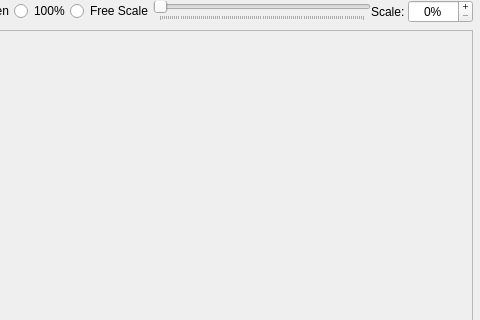
Above: Source/GUI/imagelabel.ui from bavc/qctools before the change; both pictures show x 84 to 564 and y 0 to 320 of the 564 by 445 pixel window. Below: the same form after it.
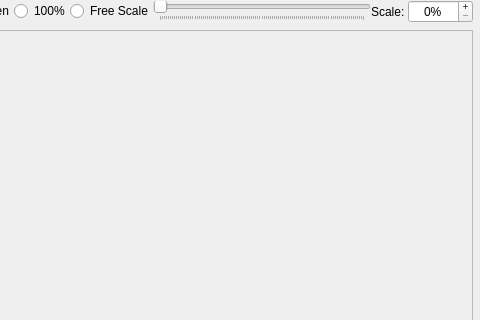
That is the form after the change.

Commit message: add custom logic for zoom slider: 50% - 100% - 200% with 100% at the middle

What changed in the file:
```diff
--- a/Source/GUI/imagelabel.ui
+++ b/Source/GUI/imagelabel.ui
@@ -70,7 +70,7 @@
      <item>
       <widget class="QSlider" name="scalePercentage_horizontalSlider">
        <property name="minimum">
-        <number>1</number>
+        <number>0</number>
        </property>
        <property name="maximum">
         <number>100</number>
```
Left out of the diff: 35 changed lines with no effect on the pictures. The commit also changes 2 other files.
